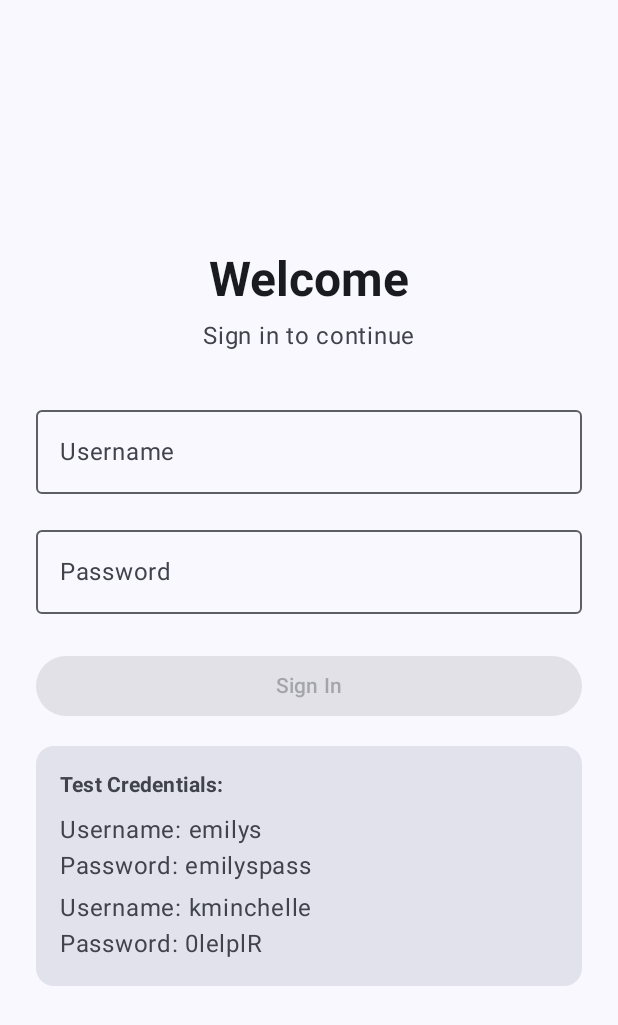
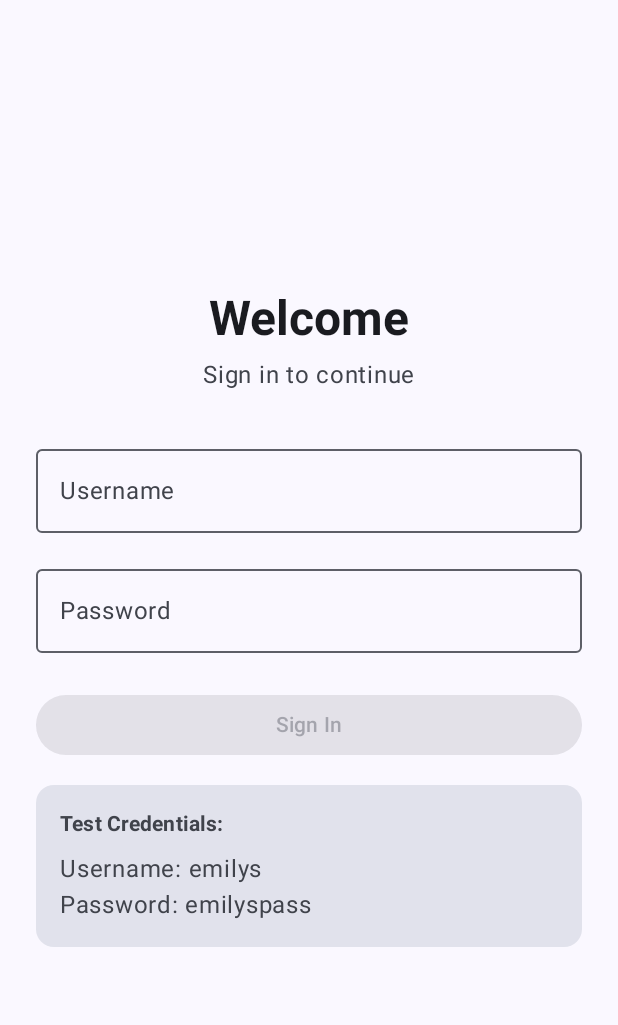
Before and after one commit to Mohammedquraysh/GiftCard8-Assesment, an Android app built with Jetpack Compose: the screen it shows after launch (MainActivity), on a phone screen of 412 x 824 dp. Shown: the top 1025 px of the screen. Run offline under Robolectric (Android 15) with nearby library versions, the phone set to English and light mode, and no system bars; our stand-ins replace Dagger/Hilt's generated code, Room's generated code.

Commit message:
removed unused username

```diff
--- a/app/src/main/java/com/presentation/auth/ui/LoginScreen.kt
+++ b/app/src/main/java/com/presentation/auth/ui/LoginScreen.kt
@@ -32,7 +32,9 @@ import androidx.lifecycle.compose.collectAsStateWithLifecycle
 import com.presentation.auth.viewmodel.AuthViewModel
 
 import androidx.compose.foundation.layout.*
+import androidx.compose.foundation.rememberScrollState
 import androidx.compose.foundation.text.KeyboardOptions
+import androidx.compose.foundation.verticalScroll
 import androidx.compose.material.icons.Icons
 
 import androidx.compose.material3.*
@@ -65,7 +67,8 @@ fun LoginScreen(
     Column(
         modifier = Modifier
             .fillMaxSize()
-            .padding(24.dp),
+            .padding(24.dp)
+            .verticalScroll(rememberScrollState()),
         verticalArrangement = Arrangement.Center,
         horizontalAlignment = Alignment.CenterHorizontally
     ) {
@@ -149,9 +152,6 @@ fun LoginScreen(
                 Spacer(modifier = Modifier.height(8.dp))
                 Text("Username: emilys")
                 Text("Password: emilyspass")
-                Spacer(modifier = Modifier.height(4.dp))
-                Text("Username: kminchelle")
-                Text("Password: 0lelplR")
             }
         }
     }
```
